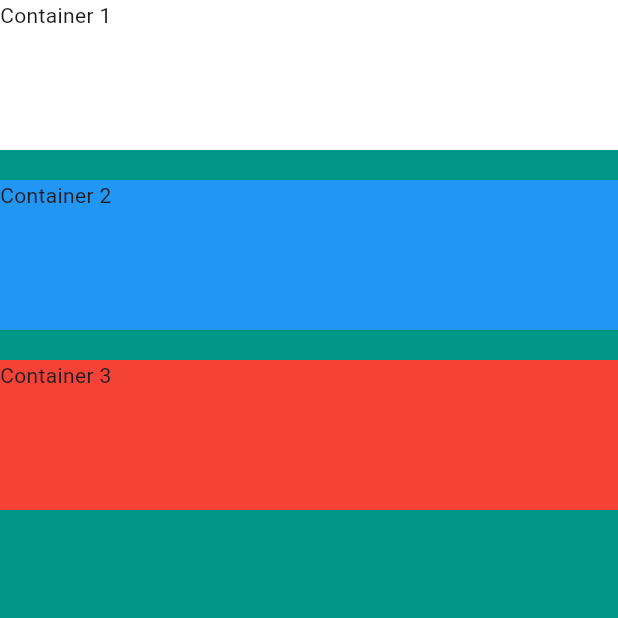
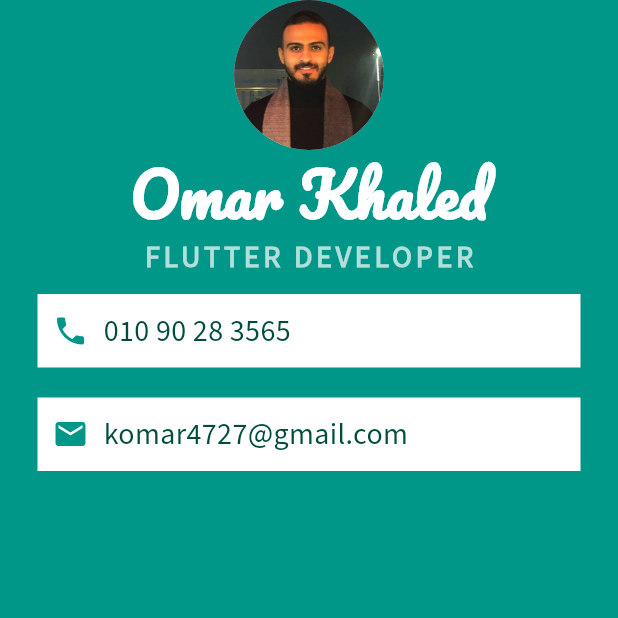
Before and after one commit to omar-vtc/mi_card, a Flutter app: the screen it shows after launch, on a phone screen of 412 x 824 dp, the top half of it. Run offline on Flutter 3.47's test engine with Material 3 defaults, Android fonts, the phone set to English and light mode, and no system bars.

Commit message:
added fonts + created the rest of the componenets

```diff
--- a/lib/main.dart
+++ b/lib/main.dart
@@ -12,30 +12,80 @@ class MyApp extends StatelessWidget {
         backgroundColor: Colors.teal,
         body: SafeArea(
           child: Column(
-            crossAxisAlignment: CrossAxisAlignment.stretch,
             children: [
+              CircleAvatar(
+                radius: 50.0,
+                backgroundImage: AssetImage('images/omar.jpg'),
+              ),
+              Text(
+                'Omar Khaled',
+                style: TextStyle(
+                  fontFamily: 'Pacifico',
+                  fontSize: 40.0,
+                  color: Colors.white,
+                  fontWeight: FontWeight.bold,
+                ),
+              ),
+              Text(
+                'FLUTTER DEVELOPER',
+                style: TextStyle(
+                  fontFamily: 'SourceSans',
+                  fontSize: 20.0,
+                  color: Colors.teal[100],
+                  letterSpacing: 2.5,
+                  fontWeight: FontWeight.bold,
+                ),
+              ),
               Container(
-                height: 100.0,
-                // width: 120.0,
-                // margin: EdgeInsets.only(left: 30.0),
-                // padding: EdgeInsets.all(20.0),
                 color: Colors.white,
-                child: Text('Container 1'),
+                margin: EdgeInsets.symmetric(
+                  vertical: 10.0,
+                  horizontal: 25.0,
+                ),
+                padding: EdgeInsets.all(10.0),
+                child: Row(
+                  children: [
+                    Icon(
+                      Icons.phone,
+                      color: Colors.teal,
+                    ),
+                    SizedBox(width: 10.0),
+                    Text(
+                      '010 90 28 3565',
+                      style: TextStyle(
+                        color: Colors.teal[900],
+                        fontFamily: 'SourceSans',
+                        fontSize: 20.0,
+                      ),
+                    )
+                  ],
+                ),
               ),
-              SizedBox(height: 20.0), //for spacing between containers
               Container(
-                // width: 120.0,
-                height: 100.0,
-                color: Colors.blue,
-                child: Text('Container 2'),
-              ),
-              SizedBox(height: 20.0),
-              Container(
-                // width: 120.0,
-                height: 100.0,
-                color: Colors.red,
-                child: Text('Container 3'),
-              ),
+                color: Colors.white,
+                margin: EdgeInsets.symmetric(
+                  vertical: 10.0,
+                  horizontal: 25.0,
+                ),
+                padding: EdgeInsets.all(10.0),
+                child: Row(
+                  children: [
+                    Icon(
+                      Icons.email,
+                      color: Colors.teal,
+                    ),
+                    SizedBox(width: 10.0),
+                    Text(
+                      'komar4727@gmail.com',
+                      style: TextStyle(
+                        color: Colors.teal[900],
+                        fontFamily: 'SourceSans',
+                        fontSize: 20.0,
+                      ),
+                    )
+                  ],
+                ),
+              )
             ],
           ),
         ),
```
Also changed, not shown: pubspec.yaml (+11 -3 lines), fonts/Pacifico-Regular.ttf (added), fonts/SourceSans3-Regular.ttf (added), images/omar.jpg (added).
